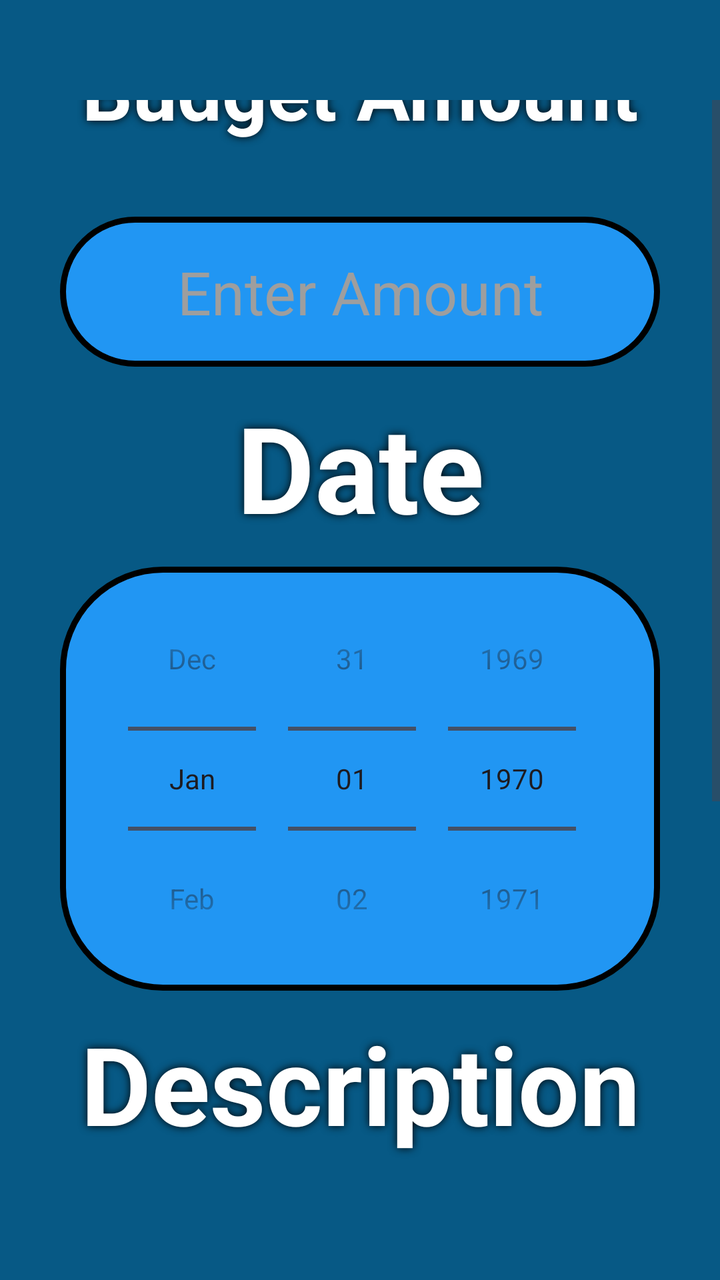
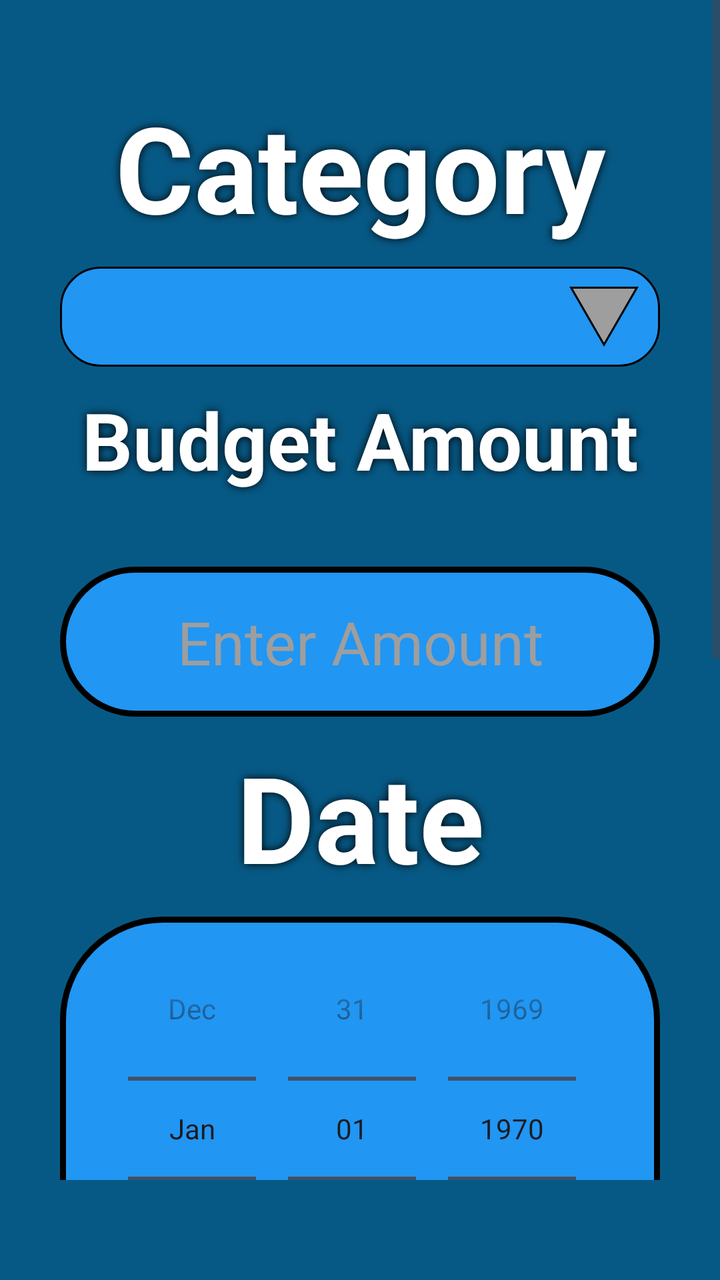

The first picture is an Android layout as it rendered before a commit; the second is the same layout after the commit. The layout source and the unified diff follow.
<!-- AndroidManifest.xml: application theme Theme.KracKShacKBanking -->
<!-- res/layout/expense_create.xml -->
<?xml version="1.0" encoding="utf-8"?>
<androidx.constraintlayout.widget.ConstraintLayout xmlns:android="http://schemas.android.com/apk/res/android"
    xmlns:app="http://schemas.android.com/apk/res-auto"
    xmlns:tools="http://schemas.android.com/tools"
    android:layout_width="match_parent"
    android:layout_height="match_parent"
    android:background="@color/maincolour">

    <ScrollView
        android:layout_width="match_parent"
        android:layout_height="match_parent"
        android:layout_marginTop="50dp"
        android:layout_marginBottom="50dp"
        app:layout_constraintBottom_toBottomOf="parent"
        app:layout_constraintEnd_toEndOf="parent"
        app:layout_constraintStart_toStartOf="parent"
        app:layout_constraintTop_toTopOf="parent">

        <LinearLayout
            android:layout_width="match_parent"
            android:layout_height="wrap_content"
            android:layout_gravity="center"
            android:gravity="center"
            android:orientation="vertical">

            <TextView
                android:id="@+id/txtCategory"
                android:layout_width="wrap_content"
                android:layout_height="wrap_content"
                android:layout_marginTop="100dp"
                android:width="300dp"
                android:height="100dp"
                android:autoSizeTextType="uniform"
                android:elevation="4dp"
                android:paddingStart="10dp"
                android:paddingTop="10dp"
                android:paddingEnd="10dp"
                android:paddingBottom="10dp"
                android:shadowColor="@color/black"
                android:shadowDx="0.0"
                android:shadowDy="0.0"
                android:shadowRadius="10.0"
                android:text="@string/budget_category"
                android:textAlignment="center"
                android:textColor="@color/white"
                android:textStyle="bold" />

            <Spinner
                android:id="@+id/spnCategory"
                android:layout_width="300dp"
                android:layout_height="wrap_content"
                android:background="@drawable/format_spinner" />

            <TextView
                android:id="@+id/txtAmount"
                android:layout_width="wrap_content"
                android:layout_height="wrap_content"
                android:width="300dp"
                android:height="100dp"
                android:autoSizeTextType="uniform"
                android:elevation="4dp"
                android:paddingStart="10dp"
                android:paddingTop="10dp"
                android:paddingEnd="10dp"
                android:paddingBottom="10dp"
                android:shadowColor="@color/black"
                android:shadowDx="0.0"
                android:shadowDy="0.0"
                android:shadowRadius="10.0"
                android:text="@string/budget_amount"
                android:textAlignment="center"
                android:textColor="@color/white"
                android:textStyle="bold" />

            <EditText
                android:id="@+id/txtAmountInput"
                android:layout_width="300dp"
                android:layout_height="75dp"
                android:background="@drawable/format_button"
                android:gravity="center"
                android:hint="@string/transaction_amount_hint"
                android:inputType="numberDecimal"
                android:paddingStart="10dp"
                android:paddingTop="10dp"
                android:paddingEnd="10dp"
                android:paddingBottom="10dp"
                android:textColor="@color/white"
                android:textColorHint="@color/text_hint"
                android:textSize="30sp" />

            <TextView
                android:id="@+id/txtDate"
                android:layout_width="wrap_content"
                android:layout_height="wrap_content"
                android:width="300dp"
                android:height="100dp"
                android:autoSizeTextType="uniform"
                android:elevation="4dp"
                android:paddingStart="10dp"
                android:paddingTop="10dp"
                android:paddingEnd="10dp"
                android:paddingBottom="10dp"
                android:shadowColor="@color/black"
                android:shadowDx="0.0"
                android:shadowDy="0.0"
                android:shadowRadius="10.0"
                android:text="@string/transaction_date"
                android:textAlignment="center"
                android:textColor="@color/white"
                android:textStyle="bold" />

            <DatePicker
                android:id="@+id/dpDate"
                android:layout_width="300dp"
                android:layout_height="wrap_content"
                android:background="@drawable/format_button"
                android:calendarViewShown="false"
                android:datePickerMode="spinner"
                android:padding="0dp">

            </DatePicker>

            <TextView
                android:id="@+id/txtDescriptionLabel"
                android:layout_width="wrap_content"
                android:layout_height="wrap_content"
                android:width="300dp"
                android:height="100dp"
                android:autoSizeTextType="uniform"
                android:elevation="4dp"
                android:paddingStart="10dp"
                android:paddingTop="10dp"
                android:paddingEnd="10dp"
                android:paddingBottom="10dp"
                android:shadowColor="@color/black"
                android:shadowDx="0.0"
                android:shadowDy="0.0"
                android:shadowRadius="10.0"
                android:text="@string/transaction_description"
                android:textAlignment="center"
                android:textColor="@color/white"
                android:textStyle="bold" />

            <EditText
                android:id="@+id/txtDescription"
                android:layout_width="300dp"
                android:layout_height="75dp"
                android:background="@drawable/format_button"
                android:gravity="center"
                android:hint="@string/transaction_description_hint"
                android:inputType="text"
                android:paddingStart="10dp"
                android:paddingTop="10dp"
                android:paddingEnd="10dp"
                android:paddingBottom="10dp"
                android:textColor="@color/white"
                android:textColorHint="@color/text_hint"
                android:textSize="20sp" />

            <androidx.appcompat.widget.AppCompatButton
                android:id="@+id/btnUploadPhoto"
                android:layout_width="300dp"
                android:layout_height="100dp"
                android:layout_marginTop="25dp"
                android:background="@drawable/format_button" />

            <TextView
                android:id="@+id/txtUploadPhoto"
                android:layout_width="300dp"
                android:layout_height="100dp"
                android:layout_marginTop="-100dp"
                android:autoSizeTextType="uniform"
                android:elevation="5dp"
                android:padding="20dp"
                android:shadowColor="@color/black"
                android:shadowDx="0.0"
                android:shadowDy="0.0"
                android:shadowRadius="10.0"
                android:text="@string/upload_photo"
                android:textAlignment="center"
                android:textColor="@color/white" />

            <Button
                android:id="@+id/btnCancel"
                android:layout_width="wrap_content"
                android:layout_height="wrap_content"
                android:layout_marginTop="10dp"
                android:layout_marginStart="-75dp"
                android:width="125dp"
                android:height="75dp"
                android:backgroundTint="@color/red" />

            <Button
                android:id="@+id/btnEnter"
                android:layout_width="wrap_content"
                android:layout_height="wrap_content"
                android:layout_marginTop="-75dp"
                android:layout_marginEnd="-75dp"
                android:width="125dp"
                android:height="75dp"
                android:backgroundTint="@color/green"
                app:layout_constraintEnd_toEndOf="@+id/txtConfirmPasswordInput"
                app:layout_constraintTop_toBottomOf="@+id/txtConfirmPasswordInput" />

            <TextView
                android:id="@+id/btnCancelText"
                android:layout_width="wrap_content"
                android:layout_height="wrap_content"
                android:layout_marginTop="-75dp"
                android:layout_marginStart="-75dp"
                android:autoSizeTextType="uniform"
                android:width="125dp"
                android:height="75dp"
                android:elevation="5dp"
                android:gravity="center"
                android:padding="20dp"
                android:shadowColor="@color/black"
                android:shadowDx="0.0"
                android:shadowDy="0.0"
                android:shadowRadius="10.0"
                android:text="@string/cancel"
                android:textColor="@color/white" />

            <TextView
                android:id="@+id/btnEnterText"
                android:layout_width="wrap_content"
                android:layout_height="wrap_content"
                android:layout_marginTop="-75dp"
                android:layout_marginEnd="-75dp"
                android:autoSizeTextType="uniform"
                android:width="125dp"
                android:height="75dp"
                android:elevation="5dp"
                android:gravity="center"
                android:padding="20dp"
                android:shadowColor="@color/black"
                android:shadowDx="0.0"
                android:shadowDy="0.0"
                android:shadowRadius="10.0"
                android:text="@string/save"
                android:textColor="@color/white" />
        </LinearLayout>
    </ScrollView>
</androidx.constraintlayout.widget.ConstraintLayout>
<!-- resources referenced by this layout -->
<resources>
  <color name="black">#000000</color>
  <color name="green">#4CAF50</color>
  <color name="maincolour">#075985</color>
  <color name="red">#F44336</color>
  <color name="text_hint">#9E9E9E</color>
  <color name="white">#FFFFFF</color>
  <!-- drawable format_button (drawable) -->
  <?xml version="1.0" encoding="utf-8"?>
  <selector xmlns:android="http://schemas.android.com/apk/res/android">
      <item android:state_enabled="true">
          <shape android:shape="rectangle">
              <solid android:color="@color/primary" />
              <stroke
                  android:width="3dp"
                  android:color="@color/black" />
              <corners android:radius="50dp" />
              <padding
                  android:left="50dp"
                  android:top="50dp"
                  android:right="50dp"
                  android:bottom="50dp" />
          </shape>
      </item>
  </selector>
  <!-- drawable format_spinner (drawable) -->
  <?xml version="1.0" encoding="utf-8"?>
  <selector xmlns:android="http://schemas.android.com/apk/res/android">
      <item>
          <layer-list>
              <item>
                  <shape>
                      <gradient android:angle="90" android:endColor="@color/primary" android:startColor="@color/primary" android:type="linear" />
  
                      <stroke android:width="1dp" android:color="@color/black" />
                      <corners android:radius="20dp" />
                      <padding android:bottom="10dp" android:left="10dp" android:right="10dp" android:top="10dp" />
                  </shape>
              </item>
              <item android:drawable="@drawable/spinner_icon" android:gravity="right" />
          </layer-list>
      </item>
  </selector>
  <string name="budget_amount">Budget Amount</string>
  <string name="budget_category">Category</string>
  <string name="cancel">Cancel</string>
  <string name="save">Save</string>
  <string name="transaction_amount_hint">Enter Amount</string>
  <string name="transaction_date">Date</string>
  <string name="transaction_description">Description</string>
  <string name="transaction_description_hint">Enter Description</string>
  <string name="upload_photo">Upload Photo</string>
  <style name="Theme.KracKShacKBanking" parent="Theme.Material3.DayNight.NoActionBar">
          <item name="colorPrimary">@color/primary</item>
          <item name="colorPrimaryVariant">@color/primary_dark</item>
          <item name="colorOnPrimary">@color/white</item>
          <item name="colorSecondary">@color/secondary</item>
          <item name="colorSecondaryVariant">@color/secondary_dark</item>
          <item name="colorOnSecondary">@color/black</item>
          <item name="android:statusBarColor">@color/primary</item>
          <item name="android:navigationBarColor">@color/primary</item>
          <item name="android:windowLightStatusBar">false</item>
  
      </style>
  <color name="primary">#2196F3</color>
  <!-- drawable spinner_icon (drawable) -->
  <vector xmlns:android="http://schemas.android.com/apk/res/android"
      android:width="36dp"
      android:height="30dp"
      android:viewportWidth="36"
      android:viewportHeight="30">
      <path
          android:fillColor="@color/gray"
          android:pathData="M34.455,0.5H1.545L18,29.001L34.455,0.5Z"
          android:strokeWidth="1"
          android:strokeColor="@color/black" />
  </vector>
  <color name="primary_dark">#1976D2</color>
  <color name="secondary">#FFC107</color>
  <color name="secondary_dark">#FFA000</color>
  <color name="gray">#9E9E9E</color>
</resources>

<!-- the commit's change to res/layout/expense_create.xml (unified diff, before → after) -->
@@ -9,7 +9,6 @@
     <ScrollView
         android:layout_width="match_parent"
         android:layout_height="match_parent"
-        android:layout_marginTop="50dp"
         android:layout_marginBottom="50dp"
         app:layout_constraintBottom_toBottomOf="parent"
         app:layout_constraintEnd_toEndOf="parent"
@@ -27,7 +26,7 @@
                 android:id="@+id/txtCategory"
                 android:layout_width="wrap_content"
                 android:layout_height="wrap_content"
-                android:layout_marginTop="100dp"
+                android:layout_marginTop="500dp"
                 android:width="300dp"
                 android:height="100dp"
                 android:autoSizeTextType="uniform"
@@ -184,8 +183,8 @@
                 android:id="@+id/btnCancel"
                 android:layout_width="wrap_content"
                 android:layout_height="wrap_content"
+                android:layout_marginStart="-75dp"
                 android:layout_marginTop="10dp"
-                android:layout_marginStart="-75dp"
                 android:width="125dp"
                 android:height="75dp"
                 android:backgroundTint="@color/red" />
@@ -206,11 +205,11 @@
                 android:id="@+id/btnCancelText"
                 android:layout_width="wrap_content"
                 android:layout_height="wrap_content"
+                android:layout_marginStart="-75dp"
                 android:layout_marginTop="-75dp"
-                android:layout_marginStart="-75dp"
-                android:autoSizeTextType="uniform"
-                android:width="125dp"
-                android:height="75dp"
+                android:width="125dp"
+                android:height="75dp"
+                android:autoSizeTextType="uniform"
                 android:elevation="5dp"
                 android:gravity="center"
                 android:padding="20dp"
@@ -227,9 +226,9 @@
                 android:layout_height="wrap_content"
                 android:layout_marginTop="-75dp"
                 android:layout_marginEnd="-75dp"
-                android:autoSizeTextType="uniform"
-                android:width="125dp"
-                android:height="75dp"
+                android:width="125dp"
+                android:height="75dp"
+                android:autoSizeTextType="uniform"
                 android:elevation="5dp"
                 android:gravity="center"
                 android:padding="20dp"
